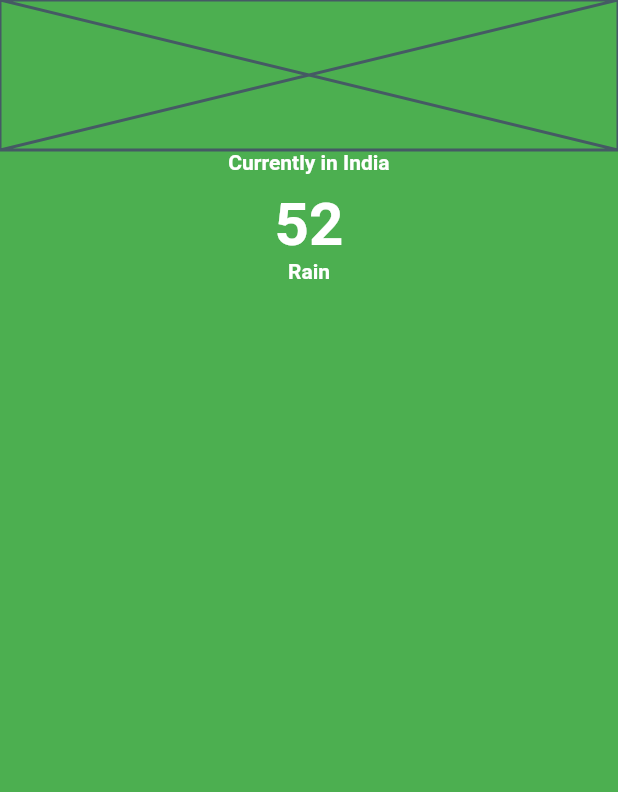
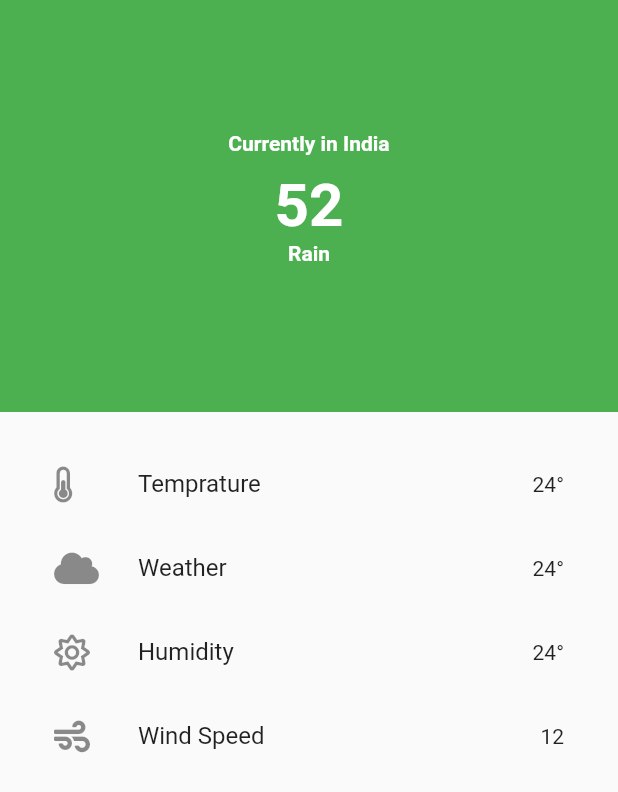
Before and after one commit to vipulpandey/Flutter_api_ui, a Flutter app: the screen it shows after launch, on a phone screen of 412 x 824 dp. Shown: the top 792 px of the screen. Run offline on Flutter 3.47's test engine with Material 2 defaults, Android fonts, the light colour scheme and no system bars; our stand-ins replace font_awesome_flutter.

Commit message:
added listview

```diff
--- a/lib/main.dart
+++ b/lib/main.dart
@@ -1,5 +1,7 @@
 import 'package:flutter/material.dart';
-
+import 'package:font_awesome_flutter/font_awesome_flutter.dart';
+import 'package:http/http.dart';
+import 'dart:convert';
 
 void main() => runApp(
   MaterialApp(
@@ -20,14 +22,16 @@ class _HomeState extends State<Home> {
       body: Column(
         children: <Widget>[
           Container(
-            height: MediaQuery.of(context).size.height,
+            height: MediaQuery.of(context).size.height/3,
             width: MediaQuery.of(context).size.width,
             color: Colors.green,
             child: Column(
+              mainAxisAlignment: MainAxisAlignment.center,
+              crossAxisAlignment: CrossAxisAlignment.center,
               children: <Widget>[
-                Placeholder(
-                  fallbackHeight: 100,
-                ),
+                // Placeholder(
+                //   fallbackHeight: 100,
+                // ),
                 Padding(
                   padding: EdgeInsets.only(bottom: 10.0),
                   child: Text(
@@ -60,6 +64,36 @@ class _HomeState extends State<Home> {
                 )
               ],
             ),
+          ),
+          Expanded(
+            child: Padding(
+              padding: EdgeInsets.all(20.0),
+              child: ListView(
+                children: <Widget>[
+                  ListTile(
+                    leading: FaIcon(FontAwesomeIcons.thermometerHalf),
+                    title: Text("Temprature"),
+                    trailing: Text("24\u00B0"),
+                  ),
+                  ListTile(
+                    leading: FaIcon(FontAwesomeIcons.cloud),
+                    title: Text("Weather"),
+                    trailing: Text("24\u00B0"),
+                  ),
+                  ListTile(
+                    leading: FaIcon(FontAwesomeIcons.sun),
+                    title: Text("Humidity"),
+                    trailing: Text("24\u00B0"),
+                  ),
+                  ListTile(
+                    leading: FaIcon(FontAwesomeIcons.wind),
+                    title: Text("Wind Speed"),
+                    trailing: Text("12"),
+                  )
+                ],
+              ),
+
+            )
           )
         ],
       ),
--- a/pubspec.yaml
+++ b/pubspec.yaml
@@ -32,6 +32,7 @@ dependencies:
   flutter_map: ^0.9.0
   flutter_sparkline: ^0.1.0
   location: ^3.0.0
+  font_awesome_flutter: ^8.8.1
 
 dev_dependencies:
   flutter_test:
```
Also changed, not shown: pubspec.lock, 1 other file.
